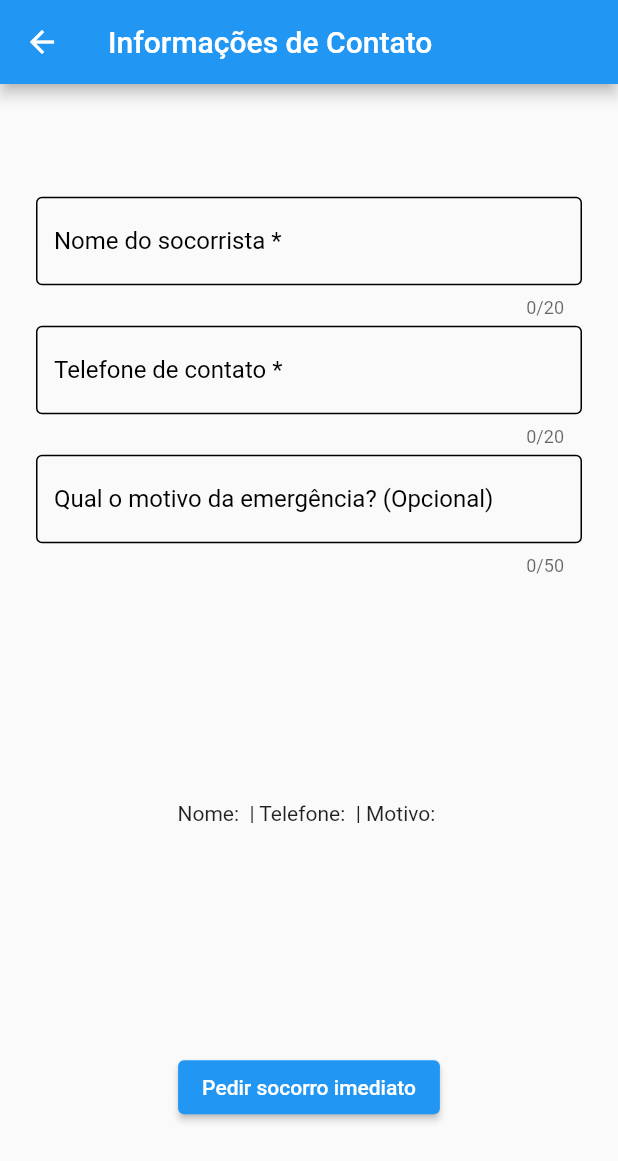
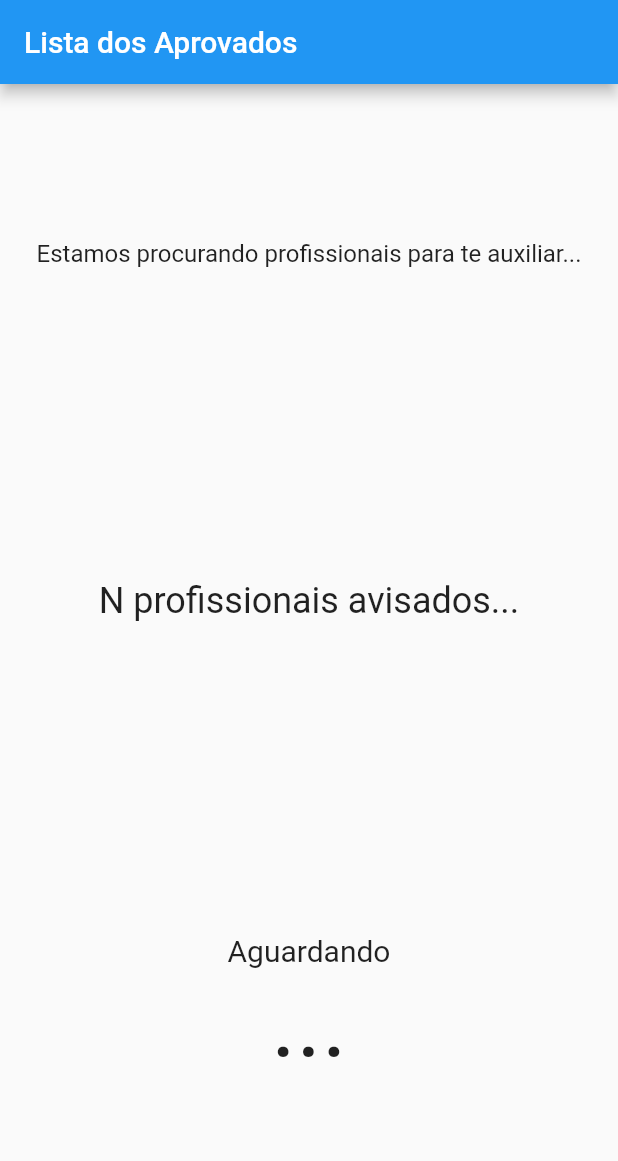
Before and after one commit to Guilherme-Jorge/DenTeethSocorrista, a Flutter app: the DadosContatoPage screen opened by its route, after a tap on "Pedir socorro imediato", on a phone screen of 412 x 824 dp. Shown: the top 1161 px of the screen. Run offline on Flutter 3.47's test engine with Material 2 defaults, Android fonts, the phone set to English and light mode, and no system bars; our stand-ins replace cloud_functions, firebase_core; accounts and stored records are empty; network calls fail.

Commit message:
feat: adicionei tela de aguarde de aprovados

```diff
--- a/lib/main.dart
+++ b/lib/main.dart
@@ -1,5 +1,6 @@
 import 'package:denteeth/screens/InicioPage.dart';
 import 'package:denteeth/screens/DadosContatoPage.dart';
+import 'package:denteeth/screens/ListaAprovados.dart';
 import 'package:flutter/material.dart';
 
 import 'package:firebase_core/firebase_core.dart';
@@ -28,6 +29,8 @@ class MyApp extends StatelessWidget {
         '/': (context) => const InicioPage(title: 'Bem Vindo ao DenTeeth'),
         '/dados': (context) =>
             const DadosContatoPage(title: 'Informações de Contato'),
+        '/lista_aprovados': (context) =>
+            const ListaAprovados(title: 'Lista dos Aprovados'),
       },
     );
   }
--- /dev/null
+++ b/lib/screens/ListaAprovados.dart
@@ -0,0 +1,56 @@
+import 'package:flutter/material.dart';
+
+class ListaAprovados extends StatefulWidget {
+  const ListaAprovados({super.key, required this.title});
+
+  final String title;
+
+  @override
+  State<ListaAprovados> createState() => _ListaAprovadosState();
+}
+
+class _ListaAprovadosState extends State<ListaAprovados> {
+  @override
+  Widget build(BuildContext context) {
+    return Scaffold(
+      appBar: AppBar(
+        title: Text(widget.title),
+        automaticallyImplyLeading: false,
+      ),
+      body: Center(
+          child: Padding(
+        padding: const EdgeInsets.fromLTRB(24.0, 0.0, 24.0, 0.0),
+        child: Column(
+          mainAxisAlignment: MainAxisAlignment.spaceAround,
+          crossAxisAlignment: CrossAxisAlignment.center,
+          children: [
+            const Text(
+              'Estamos procurando profissionais para te auxiliar...',
+              style: TextStyle(fontSize: 16),
+              textAlign: TextAlign.center,
+            ),
+            const Text(
+              'N profissionais avisados...',
+              style: TextStyle(fontSize: 24),
+              textAlign: TextAlign.center,
+            ),
+            Column(
+              children: const [
+                Text(
+                  'Aguardando',
+                  style: TextStyle(fontSize: 20),
+                  textAlign: TextAlign.center,
+                ),
+                Text(
+                  '...',
+                  style: TextStyle(fontSize: 64),
+                  textAlign: TextAlign.center,
+                ),
+              ],
+            ),
+          ],
+        ),
+      )),
+    );
+  }
+}
```
